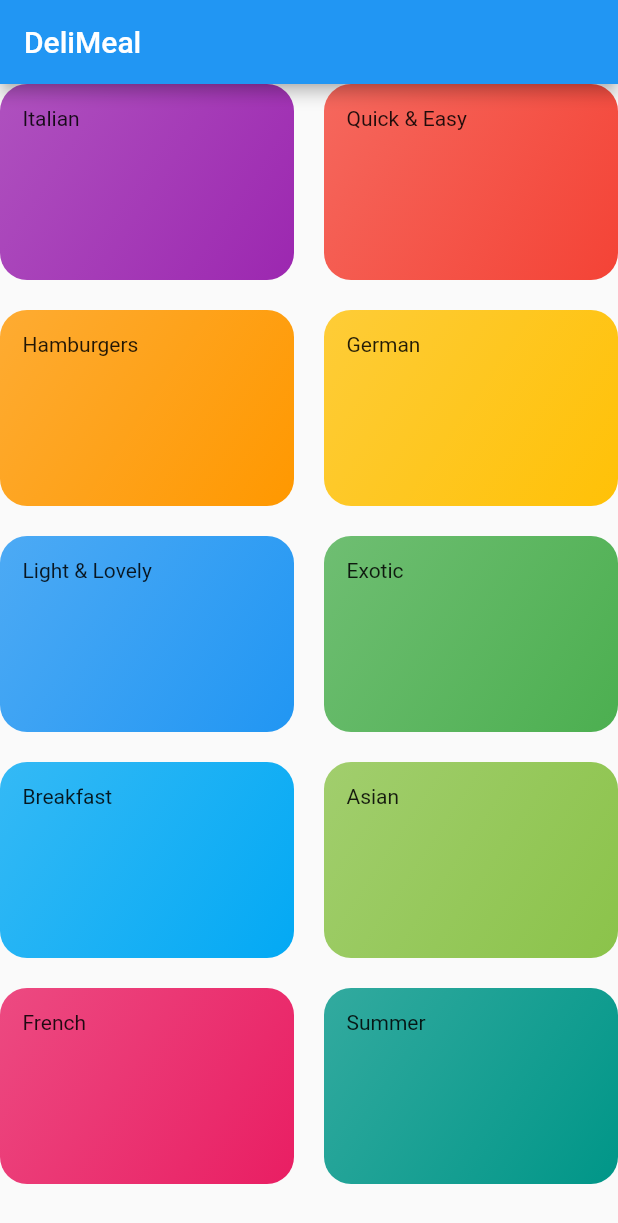
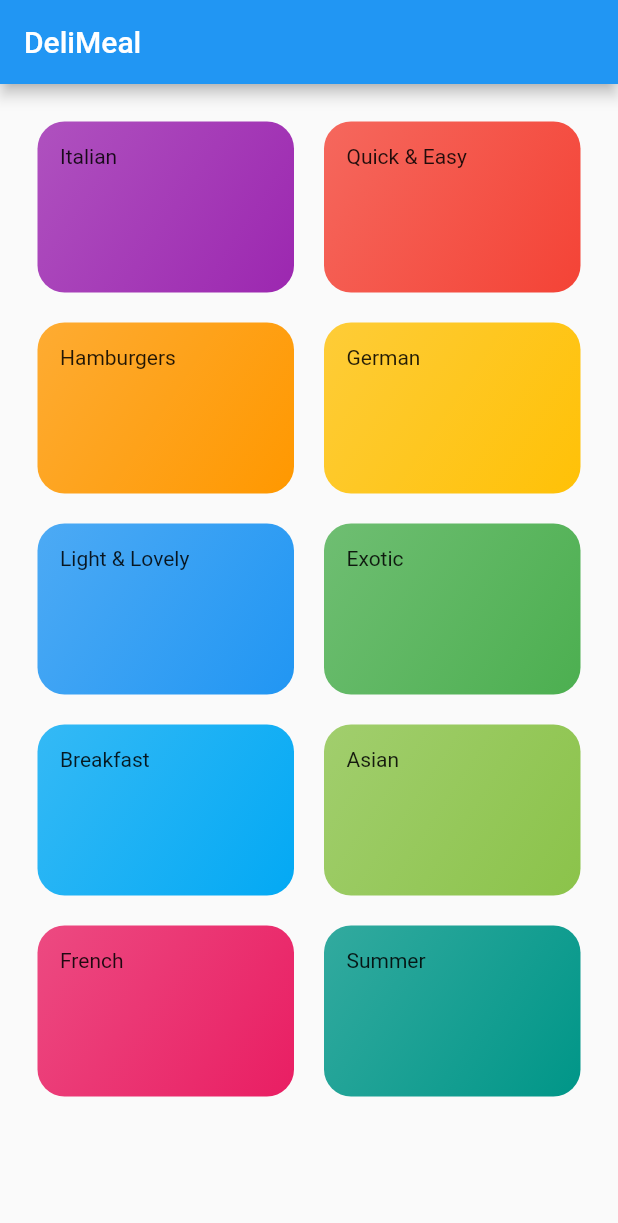
Before and after one commit to Ahmed-ElsayedIsmail/flutter_meals_app, a Flutter app: the screen it shows after launch, on a phone screen of 412 x 824 dp. Shown: the top 1223 px of the screen. Run offline on Flutter 3.47's test engine with Material 2 defaults, Android fonts, the phone set to English and light mode, and no system bars.

```diff
--- a/lib/categories_screen.dart
+++ b/lib/categories_screen.dart
@@ -11,6 +11,7 @@ class CategoriesScreen extends StatelessWidget {
         title: const Text('DeliMeal'),
       ),
       body: GridView(
+        padding: const EdgeInsets.all(25),
         gridDelegate: SliverGridDelegateWithMaxCrossAxisExtent(
           maxCrossAxisExtent: 200,
           childAspectRatio: 3 / 2,
```
Also changed, not shown: pubspec.yaml (+17 -6 lines), assets/fonts/Raleway-Black.ttf (added), assets/fonts/Raleway-Bold.ttf (added), assets/fonts/Raleway-Regular.ttf (added), assets/fonts/RobotoCondensed-Bold.ttf (added), assets/fonts/RobotoCondensed-Italic.ttf (added), assets/fonts/RobotoCondensed-Light.ttf (added), assets/fonts/RobotoCondensed-Regular.ttf (added).
